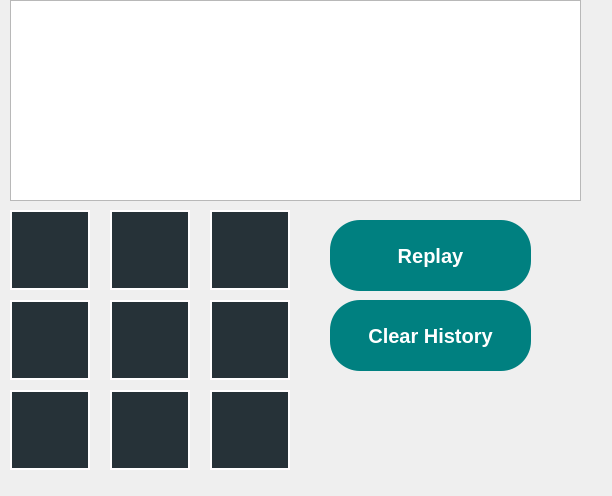
This is historywindow.ui in som3a-dot/Tic-Tac-Toe-Project as Qt 5 draws it before an edit. The edited form follows.
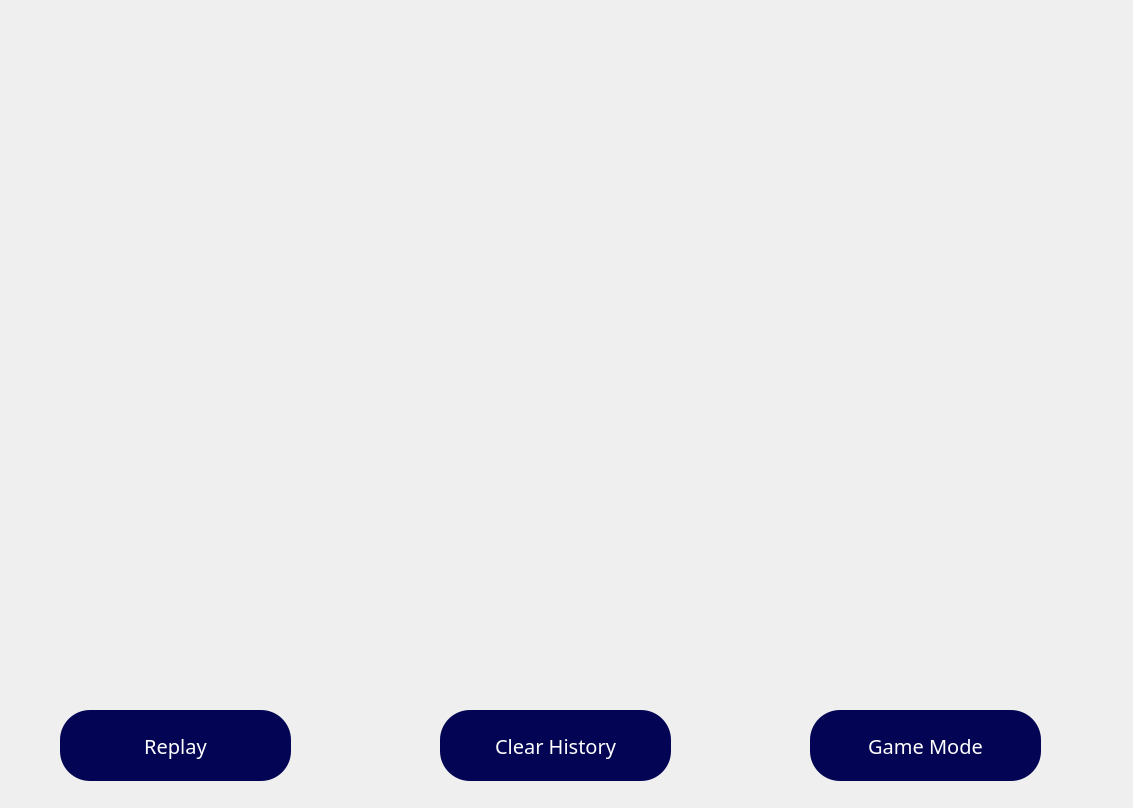
This is the edited form. Icons and pictures are not drawn.

Patch:
```diff
--- a/historywindow.ui
+++ b/historywindow.ui
@@ -6,8 +6,8 @@
    <rect>
     <x>0</x>
     <y>0</y>
-    <width>612</width>
-    <height>496</height>
+    <width>1133</width>
+    <height>808</height>
    </rect>
   </property>
   <property name="windowTitle">
@@ -21,23 +21,26 @@
   <widget class="QPushButton" name="replay_2_2">
    <property name="geometry">
     <rect>
-     <x>210</x>
+     <x>930</x>
      <y>390</y>
-     <width>80</width>
-     <height>80</height>
+     <width>131</width>
+     <height>131</height>
     </rect>
    </property>
    <property name="font">
     <font>
-     <pointsize>20</pointsize>
-     <bold>true</bold>
+     <family>The Sunday</family>
+     <pointsize>72</pointsize>
+     <italic>false</italic>
+     <bold>false</bold>
     </font>
    </property>
    <property name="styleSheet">
     <string notr="true">QPushButton {
-    background-color: #263238;          
-    border: 2px solid #FFFFFF;         
-    color: #FFFFFF;                     
+	font: 72pt &quot;The Sunday&quot;;
+    background-color: transparent;
+    border: none;
+    color: #FFFFFF; /* Text color */
 }
 
 QPushButton:hover {
@@ -47,10 +50,11 @@
 }
 
 QPushButton:pressed {
-    background-color: #1C2529;        
-    border: 2px solid #FFFFFF;         
-    color: #B0BEC5;                     
-}</string>
+    background-color: transparent;
+    border: none;
+    color: #AAAAAA; /* Optional: darker text when pressed */
+}
+</string>
    </property>
    <property name="text">
     <string/>
@@ -59,23 +63,26 @@
   <widget class="QPushButton" name="replay_2_0">
    <property name="geometry">
     <rect>
-     <x>10</x>
+     <x>610</x>
      <y>390</y>
-     <width>80</width>
-     <height>80</height>
+     <width>141</width>
+     <height>131</height>
     </rect>
    </property>
    <property name="font">
     <font>
-     <pointsize>20</pointsize>
-     <bold>true</bold>
+     <family>The Sunday</family>
+     <pointsize>72</pointsize>
+     <italic>false</italic>
+     <bold>false</bold>
     </font>
    </property>
    <property name="styleSheet">
     <string notr="true">QPushButton {
-    background-color: #263238;          
-    border: 2px solid #FFFFFF;         
-    color: #FFFFFF;                     
+	font: 72pt &quot;The Sunday&quot;;
+    background-color: transparent;
+    border: none;
+    color: #FFFFFF; /* Text color */
 }
 
 QPushButton:hover {
@@ -85,10 +92,11 @@
 }
 
 QPushButton:pressed {
-    background-color: #1C2529;        
-    border: 2px solid #FFFFFF;         
-    color: #B0BEC5;                     
-}</string>
+    background-color: transparent;
+    border: none;
+    color: #AAAAAA; /* Optional: darker text when pressed */
+}
+</string>
    </property>
    <property name="text">
     <string/>
@@ -97,23 +105,26 @@
   <widget class="QPushButton" name="replay_1_1">
    <property name="geometry">
     <rect>
-     <x>110</x>
-     <y>300</y>
-     <width>80</width>
-     <height>80</height>
+     <x>770</x>
+     <y>230</y>
+     <width>141</width>
+     <height>141</height>
     </rect>
    </property>
    <property name="font">
     <font>
-     <pointsize>20</pointsize>
-     <bold>true</bold>
+     <family>The Sunday</family>
+     <pointsize>72</pointsize>
+     <italic>false</italic>
+     <bold>false</bold>
     </font>
    </property>
    <property name="styleSheet">
     <string notr="true">QPushButton {
-    background-color: #263238;          
-    border: 2px solid #FFFFFF;         
-    color: #FFFFFF;                     
+	font: 72pt &quot;The Sunday&quot;;
+    background-color: transparent;
+    border: none;
+    color: #FFFFFF; /* Text color */
 }
 
 QPushButton:hover {
@@ -123,10 +134,11 @@
 }
 
 QPushButton:pressed {
-    background-color: #1C2529;        
-    border: 2px solid #FFFFFF;         
-    color: #B0BEC5;                     
-}</string>
+    background-color: transparent;
+    border: none;
+    color: #AAAAAA; /* Optional: darker text when pressed */
+}
+</string>
    </property>
    <property name="text">
     <string/>
@@ -135,23 +147,26 @@
   <widget class="QPushButton" name="replay_0_0">
    <property name="geometry">
     <rect>
-     <x>10</x>
-     <y>210</y>
-     <width>80</width>
-     <height>80</height>
+     <x>619</x>
+     <y>80</y>
+     <width>131</width>
+     <height>131</height>
     </rect>
    </property>
    <property name="font">
     <font>
-     <pointsize>20</pointsize>
-     <bold>true</bold>
+     <family>The Sunday</family>
+     <pointsize>72</pointsize>
+     <italic>false</italic>
+     <bold>false</bold>
     </font>
    </property>
    <property name="styleSheet">
     <string notr="true">QPushButton {
-    background-color: #263238;          
-    border: 2px solid #FFFFFF;         
-    color: #FFFFFF;                     
+	font: 72pt &quot;The Sunday&quot;;
+    background-color: transparent;
+    border: none;
+    color: #FFFFFF; /* Text color */
 }
 
 QPushButton:hover {
@@ -161,10 +176,11 @@
 }
 
 QPushButton:pressed {
-    background-color: #1C2529;        
-    border: 2px solid #FFFFFF;         
-    color: #B0BEC5;                     
-}</string>
+    background-color: transparent;
+    border: none;
+    color: #AAAAAA; /* Optional: darker text when pressed */
+}
+</string>
    </property>
    <property name="text">
     <string/>
@@ -173,39 +189,50 @@
   <widget class="QListWidget" name="historyList">
    <property name="geometry">
     <rect>
-     <x>10</x>
-     <y>0</y>
-     <width>571</width>
-     <height>201</height>
+     <x>50</x>
+     <y>60</y>
+     <width>481</width>
+     <height>471</height>
     </rect>
    </property>
    <property name="font">
     <font>
-     <pointsize>12</pointsize>
-     <bold>true</bold>
+     <family>Times New Roman</family>
+     <pointsize>11</pointsize>
+     <italic>false</italic>
+     <bold>false</bold>
     </font>
    </property>
+   <property name="styleSheet">
+    <string notr="true">font: 11pt &quot;Times New Roman&quot;;
+    background-color: transparent;
+    border: none;
+    color: #FFFFFF; </string>
+   </property>
   </widget>
   <widget class="QPushButton" name="replay_2_1">
    <property name="geometry">
     <rect>
-     <x>110</x>
+     <x>770</x>
      <y>390</y>
-     <width>80</width>
-     <height>80</height>
+     <width>141</width>
+     <height>131</height>
     </rect>
    </property>
    <property name="font">
     <font>
-     <pointsize>20</pointsize>
-     <bold>true</bold>
+     <family>The Sunday</family>
+     <pointsize>72</pointsize>
+     <italic>false</italic>
+     <bold>false</bold>
     </font>
    </property>
    <property name="styleSheet">
     <string notr="true">QPushButton {
-    background-color: #263238;          
-    border: 2px solid #FFFFFF;         
-    color: #FFFFFF;                     
+	font: 72pt &quot;The Sunday&quot;;
+    background-color: transparent;
+    border: none;
+    color: #FFFFFF; /* Text color */
 }
 
 QPushButton:hover {
@@ -215,10 +242,11 @@
 }
 
 QPushButton:pressed {
-    background-color: #1C2529;        
-    border: 2px solid #FFFFFF;         
-    color: #B0BEC5;                     
-}</string>
+    background-color: transparent;
+    border: none;
+    color: #AAAAAA; /* Optional: darker text when pressed */
+}
+</string>
    </property>
    <property name="text">
     <string/>
@@ -227,23 +255,26 @@
   <widget class="QPushButton" name="replay_0_1">
    <property name="geometry">
     <rect>
-     <x>110</x>
-     <y>210</y>
-     <width>80</width>
-     <height>80</height>
+     <x>770</x>
+     <y>80</y>
+     <width>131</width>
+     <height>131</height>
     </rect>
    </property>
    <property name="font">
     <font>
-     <pointsize>20</pointsize>
-     <bold>true</bold>
+     <family>The Sunday</family>
+     <pointsize>72</pointsize>
+     <italic>false</italic>
+     <bold>false</bold>
     </font>
    </property>
    <property name="styleSheet">
     <string notr="true">QPushButton {
-    background-color: #263238;          
-    border: 2px solid #FFFFFF;         
-    color: #FFFFFF;                     
+	font: 72pt &quot;The Sunday&quot;;
+    background-color: transparent;
+    border: none;
+    color: #FFFFFF; /* Text color */
 }
 
 QPushButton:hover {
@@ -253,10 +284,11 @@
 }
 
 QPushButton:pressed {
-    background-color: #1C2529;        
-    border: 2px solid #FFFFFF;         
-    color: #B0BEC5;                     
-}</string>
+    background-color: transparent;
+    border: none;
+    color: #AAAAAA; /* Optional: darker text when pressed */
+}
+</string>
    </property>
    <property name="text">
     <string/>
@@ -265,23 +297,26 @@
   <widget class="QPushButton" name="replay_0_2">
    <property name="geometry">
     <rect>
-     <x>210</x>
-     <y>210</y>
-     <width>80</width>
-     <height>80</height>
+     <x>930</x>
+     <y>80</y>
+     <width>131</width>
+     <height>131</height>
     </rect>
    </property>
    <property name="font">
     <font>
-     <pointsize>20</pointsize>
-     <bold>true</bold>
+     <family>The Sunday</family>
+     <pointsize>72</pointsize>
+     <italic>false</italic>
+     <bold>false</bold>
     </font>
    </property>
    <property name="styleSheet">
     <string notr="true">QPushButton {
-    background-color: #263238;          
-    border: 2px solid #FFFFFF;         
-    color: #FFFFFF;                     
+	font: 72pt &quot;The Sunday&quot;;
+    background-color: transparent;
+    border: none;
+    color: #FFFFFF; /* Text color */
 }
 
 QPushButton:hover {
@@ -291,10 +326,11 @@
 }
 
 QPushButton:pressed {
-    background-color: #1C2529;        
-    border: 2px solid #FFFFFF;         
-    color: #B0BEC5;                     
-}</string>
+    background-color: transparent;
+    border: none;
+    color: #AAAAAA; /* Optional: darker text when pressed */
+}
+</string>
    </property>
    <property name="text">
     <string/>
@@ -303,16 +339,18 @@
   <widget class="QPushButton" name="replayButton">
    <property name="geometry">
     <rect>
-     <x>330</x>
-     <y>220</y>
-     <width>201</width>
+     <x>60</x>
+     <y>710</y>
+     <width>231</width>
      <height>71</height>
     </rect>
    </property>
    <property name="font">
     <font>
-     <pointsize>-1</pointsize>
-     <bold>true</bold>
+     <family>The Sunday</family>
+     <pointsize>14</pointsize>
+     <italic>false</italic>
+     <bold>false</bold>
     </font>
    </property>
    <property name="cursor">
@@ -321,9 +359,10 @@
    <property name="styleSheet">
     <string notr="true">QPushButton 
 { 
-background-color: teal;
+background-color:  #030554;
       color: white;
         font-size: 20px;
+	font: 14pt &quot;The Sunday&quot;;
         border-radius: 30px;
         padding: 10px 20px
 }</string>
@@ -335,16 +374,18 @@
   <widget class="QPushButton" name="clearHistoryButton_2">
    <property name="geometry">
     <rect>
-     <x>330</x>
-     <y>300</y>
-     <width>201</width>
+     <x>440</x>
+     <y>710</y>
+     <width>231</width>
      <height>71</height>
     </rect>
    </property>
    <property name="font">
     <font>
-     <pointsize>-1</pointsize>
-     <bold>true</bold>
+     <family>The Sunday</family>
+     <pointsize>14</pointsize>
+     <italic>false</italic>
+     <bold>false</bold>
     </font>
    </property>
    <property name="cursor">
@@ -353,9 +394,10 @@
    <property name="styleSheet">
     <string notr="true">QPushButton 
 { 
-background-color: teal;
+background-color:  #030554;
       color: white;
         font-size: 20px;
+	font: 14pt &quot;The Sunday&quot;;
         border-radius: 30px;
         padding: 10px 20px
 }</string>
@@ -367,23 +409,26 @@
   <widget class="QPushButton" name="replay_1_2">
    <property name="geometry">
     <rect>
-     <x>210</x>
-     <y>300</y>
-     <width>80</width>
-     <height>80</height>
+     <x>930</x>
+     <y>230</y>
+     <width>131</width>
+     <height>141</height>
     </rect>
    </property>
    <property name="font">
     <font>
-     <pointsize>20</pointsize>
-     <bold>true</bold>
+     <family>The Sunday</family>
+     <pointsize>72</pointsize>
+     <italic>false</italic>
+     <bold>false</bold>
     </font>
    </property>
    <property name="styleSheet">
     <string notr="true">QPushButton {
-    background-color: #263238;          
-    border: 2px solid #FFFFFF;         
-    color: #FFFFFF;                     
+	font: 72pt &quot;The Sunday&quot;;
+    background-color: transparent;
+    border: none;
+    color: #FFFFFF; /* Text color */
 }
 
 QPushButton:hover {
@@ -393,10 +438,11 @@
 }
 
 QPushButton:pressed {
-    background-color: #1C2529;        
-    border: 2px solid #FFFFFF;         
-    color: #B0BEC5;                     
-}</string>
+    background-color: transparent;
+    border: none;
+    color: #AAAAAA; /* Optional: darker text when pressed */
+}
+</string>
    </property>
    <property name="text">
     <string/>
@@ -405,23 +451,26 @@
   <widget class="QPushButton" name="replay_1_0">
    <property name="geometry">
     <rect>
-     <x>10</x>
-     <y>300</y>
-     <width>80</width>
-     <height>80</height>
+     <x>620</x>
+     <y>230</y>
+     <width>131</width>
+     <height>141</height>
     </rect>
    </property>
    <property name="font">
     <font>
-     <pointsize>20</pointsize>
-     <bold>true</bold>
+     <family>The Sunday</family>
+     <pointsize>72</pointsize>
+     <italic>false</italic>
+     <bold>false</bold>
     </font>
    </property>
    <property name="styleSheet">
     <string notr="true">QPushButton {
-    background-color: #263238;          
-    border: 2px solid #FFFFFF;         
-    color: #FFFFFF;                     
+	font: 72pt &quot;The Sunday&quot;;
+    background-color: transparent;
+    border: none;
+    color: #FFFFFF; /* Text color */
 }
 
 QPushButton:hover {
@@ -431,13 +480,65 @@
 }
 
 QPushButton:pressed {
-    background-color: #1C2529;        
-    border: 2px solid #FFFFFF;         
-    color: #B0BEC5;                     
+    background-color: transparent;
+    border: none;
+    color: #AAAAAA; /* Optional: darker text when pressed */
+}
+</string>
+   </property>
+   <property name="text">
+    <string/>
+   </property>
+  </widget>
+  <widget class="QLabel" name="label_2">
+   <property name="geometry">
+    <rect>
+     <x>0</x>
+     <y>-30</y>
+     <width>1131</width>
+     <height>871</height>
+    </rect>
+   </property>
+   <property name="styleSheet">
+    <string notr="true">image: url(:/image/HistoryPhoto.png);</string>
+   </property>
+   <property name="text">
+    <string/>
+   </property>
+  </widget>
+  <widget class="QPushButton" name="backToModeButton">
+   <property name="geometry">
+    <rect>
+     <x>810</x>
+     <y>710</y>
+     <width>231</width>
+     <height>71</height>
+    </rect>
+   </property>
+   <property name="font">
+    <font>
+     <family>The Sunday</family>
+     <pointsize>14</pointsize>
+     <italic>false</italic>
+     <bold>false</bold>
+    </font>
+   </property>
+   <property name="cursor">
+    <cursorShape>PointingHandCursor</cursorShape>
+   </property>
+   <property name="styleSheet">
+    <string notr="true">QPushButton 
+{ 
+background-color:  #030554;
+      color: white;
+        font-size: 20px;
+	font: 14pt &quot;The Sunday&quot;;
+        border-radius: 30px;
+        padding: 10px 20px
 }</string>
    </property>
    <property name="text">
-    <string/>
+    <string>Game Mode</string>
    </property>
   </widget>
  </widget>
```
Left out of the diff: 72 changed lines with no effect on the pictures.
